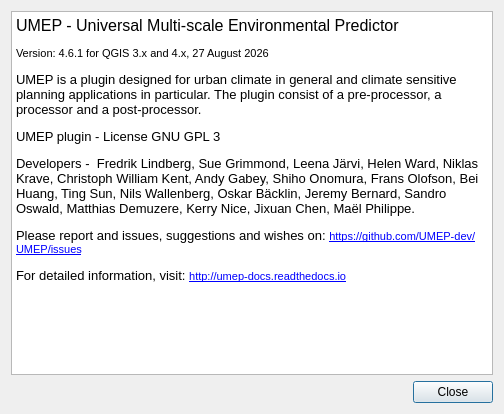
Above: UMEP_about.ui from UMEP-dev/UMEP before the change. Below: the same form after it.
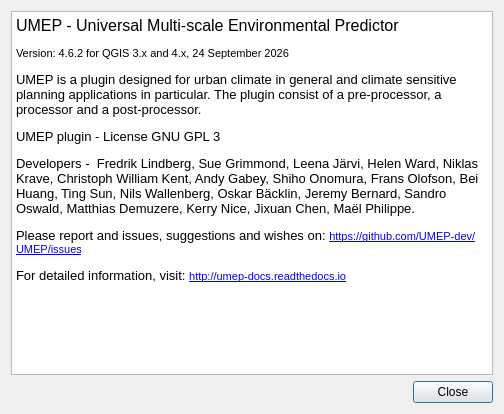
That is the form after the change.

```diff
--- a/UMEP_about.ui
+++ b/UMEP_about.ui
@@ -27,16 +27,19 @@
      </property>
      <property name="html">
       <string>&lt;!DOCTYPE HTML PUBLIC &quot;-//W3C//DTD HTML 4.0//EN&quot; &quot;http://www.w3.org/TR/REC-html40/strict.dtd&quot;&gt;
-&lt;html&gt;&lt;head&gt;&lt;meta name=&quot;qrichtext&quot; content=&quot;1&quot; /&gt;&lt;style type=&quot;text/css&quot;&gt;
+&lt;html&gt;&lt;head&gt;&lt;meta name=&quot;qrichtext&quot; content=&quot;1&quot; /&gt;&lt;meta charset=&quot;utf-8&quot; /&gt;&lt;style type=&quot;text/css&quot;&gt;
 p, li { white-space: pre-wrap; }
-&lt;/style&gt;&lt;/head&gt;&lt;body style=&quot; font-family:'MS Shell Dlg 2'; font-size:7.8pt; font-weight:400; font-style:normal;&quot;&gt;
-&lt;p style=&quot; margin-top:0px; margin-bottom:0px; margin-left:0px; margin-right:0px; -qt-block-indent:0; text-indent:0px;&quot;&gt;&lt;span style=&quot; font-size:12pt;&quot;&gt;UMEP - Universal Multi-scale Environmental Predictor &lt;/span&gt;&lt;/p&gt;
-&lt;p style=&quot; margin-top:12px; margin-bottom:12px; margin-left:0px; margin-right:0px; -qt-block-indent:0; text-indent:0px;&quot;&gt;&lt;span style=&quot; font-size:8pt;&quot;&gt;Version: 4.6.1 for QGIS 3.x and 4.x, 27 August 2026&lt;/span&gt;&lt;/p&gt;
-&lt;p style=&quot; margin-top:12px; margin-bottom:12px; margin-left:0px; margin-right:0px; -qt-block-indent:0; text-indent:0px;&quot;&gt;&lt;span style=&quot; font-size:10pt;&quot;&gt;UMEP is a plugin designed for urban climate in general and climate sensitive planning applications in particular. The plugin consist of a pre-processor, a processor and a post-processor.&lt;/span&gt;&lt;/p&gt;
-&lt;p style=&quot; margin-top:12px; margin-bottom:12px; margin-left:0px; margin-right:0px; -qt-block-indent:0; text-indent:0px;&quot;&gt;&lt;span style=&quot; font-size:10pt;&quot;&gt;UMEP plugin - License GNU GPL 3&lt;/span&gt;&lt;/p&gt;
-&lt;p style=&quot; margin-top:12px; margin-bottom:12px; margin-left:0px; margin-right:0px; -qt-block-indent:0; text-indent:0px;&quot;&gt;&lt;span style=&quot; font-size:10pt;&quot;&gt;Developers -  Fredrik Lindberg, Sue Grimmond, Leena Järvi, Helen Ward, Niklas Krave, Christoph William Kent, Andy Gabey, Shiho Onomura, Frans Olofson, Bei Huang, Ting Sun, Nils Wallenberg, Oskar Bäcklin, Jeremy Bernard, Sandro Oswald, Matthias Demuzere, Kerry Nice, Jixuan Chen, Maël Philippe.&lt;/span&gt;&lt;/p&gt;
-&lt;p style=&quot; margin-top:12px; margin-bottom:12px; margin-left:0px; margin-right:0px; -qt-block-indent:0; text-indent:0px;&quot;&gt;&lt;span style=&quot; font-size:10pt;&quot;&gt;Please report and issues, suggestions and wishes on: &lt;/span&gt;&lt;a href=&quot;https://github.com/UMEP-dev/UMEP/issues&quot;&gt;&lt;span style=&quot; font-size:8pt; text-decoration: underline; color:#0000ff;&quot;&gt;https://github.com/UMEP-dev/UMEP/issues&lt;/span&gt;&lt;/a&gt;&lt;/p&gt;
-&lt;p style=&quot; margin-top:12px; margin-bottom:12px; margin-left:0px; margin-right:0px; -qt-block-indent:0; text-indent:0px;&quot;&gt;&lt;span style=&quot; font-size:10pt;&quot;&gt;For detailed information, visit: &lt;/span&gt;&lt;a href=&quot;http://umep-docs.readthedocs.io&quot;&gt;&lt;span style=&quot; font-size:8pt; text-decoration: underline; color:#0000ff;&quot;&gt;http://umep-docs.readthedocs.io&lt;/span&gt;&lt;/a&gt;&lt;/p&gt;&lt;/body&gt;&lt;/html&gt;</string>
+hr { height: 1px; border-width: 0; }
+li.unchecked::marker { content: &quot;\2610&quot;; }
+li.checked::marker { content: &quot;\2612&quot;; }
+&lt;/style&gt;&lt;/head&gt;&lt;body style=&quot; font-family:'Segoe UI'; font-size:9pt; font-weight:400; font-style:normal;&quot;&gt;
+&lt;p style=&quot; margin-top:0px; margin-bottom:0px; margin-left:0px; margin-right:0px; -qt-block-indent:0; text-indent:0px;&quot;&gt;&lt;span style=&quot; font-family:'MS Shell Dlg 2'; font-size:12pt;&quot;&gt;UMEP - Universal Multi-scale Environmental Predictor &lt;/span&gt;&lt;/p&gt;
+&lt;p style=&quot; margin-top:12px; margin-bottom:12px; margin-left:0px; margin-right:0px; -qt-block-indent:0; text-indent:0px;&quot;&gt;&lt;span style=&quot; font-family:'MS Shell Dlg 2'; font-size:8pt;&quot;&gt;Version: 4.6.2 for QGIS 3.x and 4.x, 24 September 2026&lt;/span&gt;&lt;/p&gt;
+&lt;p style=&quot; margin-top:12px; margin-bottom:12px; margin-left:0px; margin-right:0px; -qt-block-indent:0; text-indent:0px;&quot;&gt;&lt;span style=&quot; font-family:'MS Shell Dlg 2'; font-size:10pt;&quot;&gt;UMEP is a plugin designed for urban climate in general and climate sensitive planning applications in particular. The plugin consist of a pre-processor, a processor and a post-processor.&lt;/span&gt;&lt;/p&gt;
+&lt;p style=&quot; margin-top:12px; margin-bottom:12px; margin-left:0px; margin-right:0px; -qt-block-indent:0; text-indent:0px;&quot;&gt;&lt;span style=&quot; font-family:'MS Shell Dlg 2'; font-size:10pt;&quot;&gt;UMEP plugin - License GNU GPL 3&lt;/span&gt;&lt;/p&gt;
+&lt;p style=&quot; margin-top:12px; margin-bottom:12px; margin-left:0px; margin-right:0px; -qt-block-indent:0; text-indent:0px;&quot;&gt;&lt;span style=&quot; font-family:'MS Shell Dlg 2'; font-size:10pt;&quot;&gt;Developers -  Fredrik Lindberg, Sue Grimmond, Leena Järvi, Helen Ward, Niklas Krave, Christoph William Kent, Andy Gabey, Shiho Onomura, Frans Olofson, Bei Huang, Ting Sun, Nils Wallenberg, Oskar Bäcklin, Jeremy Bernard, Sandro Oswald, Matthias Demuzere, Kerry Nice, Jixuan Chen, Maël Philippe.&lt;/span&gt;&lt;/p&gt;
+&lt;p style=&quot; margin-top:12px; margin-bottom:12px; margin-left:0px; margin-right:0px; -qt-block-indent:0; text-indent:0px;&quot;&gt;&lt;span style=&quot; font-family:'MS Shell Dlg 2'; font-size:10pt;&quot;&gt;Please report and issues, suggestions and wishes on: &lt;/span&gt;&lt;a href=&quot;https://github.com/UMEP-dev/UMEP/issues&quot;&gt;&lt;span style=&quot; font-family:'MS Shell Dlg 2'; font-size:8pt; text-decoration: underline; color:#0000ff;&quot;&gt;https://github.com/UMEP-dev/UMEP/issues&lt;/span&gt;&lt;/a&gt;&lt;/p&gt;
+&lt;p style=&quot; margin-top:12px; margin-bottom:12px; margin-left:0px; margin-right:0px; -qt-block-indent:0; text-indent:0px;&quot;&gt;&lt;span style=&quot; font-family:'MS Shell Dlg 2'; font-size:10pt;&quot;&gt;For detailed information, visit: &lt;/span&gt;&lt;a href=&quot;http://umep-docs.readthedocs.io&quot;&gt;&lt;span style=&quot; font-family:'MS Shell Dlg 2'; font-size:8pt; text-decoration: underline; color:#0000ff;&quot;&gt;http://umep-docs.readthedocs.io&lt;/span&gt;&lt;/a&gt;&lt;/p&gt;&lt;/body&gt;&lt;/html&gt;</string>
      </property>
      <property name="acceptRichText">
       <bool>true</bool>
```
Left out of the diff: 6 changed lines with no effect on the pictures.
